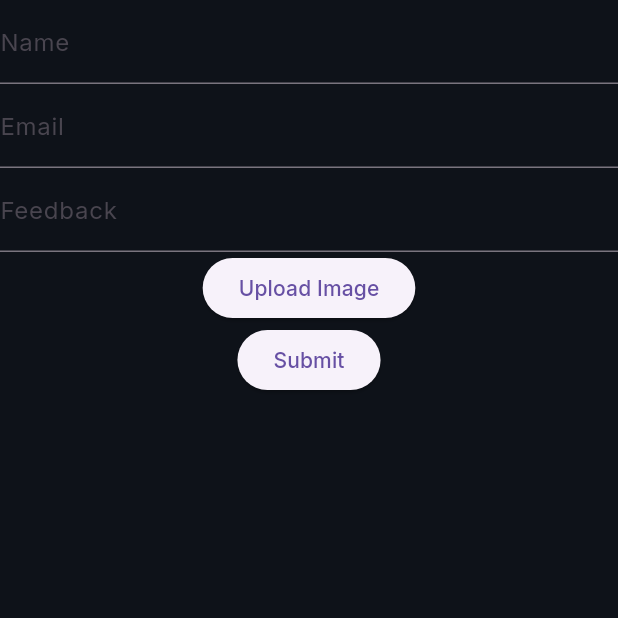
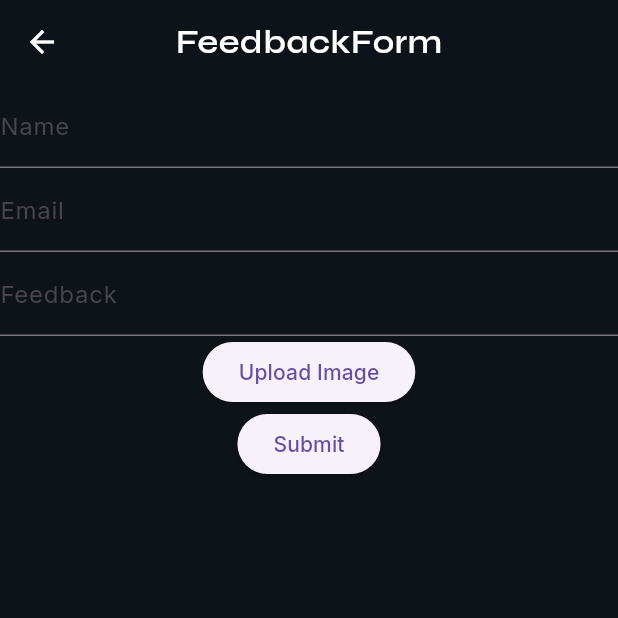
Before and after one commit to ru-dr/v4, a Flutter app: the FeedbackForm screen opened directly, on a phone screen of 412 x 824 dp, the top half of it. Run offline on Flutter 3.47's test engine with Material 3 defaults, Android fonts, the phone set to English and light mode, and no system bars; our stand-ins replace appwrite, dropdown_button2, flutter_svg, geocoding, geolocator, get and 3 more; missing offline and left inert: cloudinary_public, flutter_google_places_hoc081098, google_maps_webservice, shake; network calls fail.

Commit message:
Add FeedbackForm and navigation to Feedback page

```diff
--- a/lib/main.dart
+++ b/lib/main.dart
@@ -9,12 +9,14 @@ import 'package:v4/screens/hospital/hospital.dart';
 import 'package:v4/screens/emergency/emergency.dart';
 import 'package:v4/screens/ticket/ticket.dart';
 import 'package:v4/screens/explore/explore.dart';
+import 'package:v4/screens/feedback/feedback.dart';
 import 'package:v4/screens/auth/auth.dart';
 import 'package:v4/controllers/location_controller.dart';
 import 'package:v4/screens/auth/api/auth_api.dart';
 import 'package:v4/screens/auth/pages/login_page.dart';
 import 'package:v4/screens/auth/pages/register_page.dart';
 import 'package:v4/screens/auth/pages/account_page.dart';
+
 
 void main() {
   runApp(
@@ -72,6 +74,7 @@ class MyApp extends StatelessWidget {
         '/ticket': (context) => const Ticket(),
         '/explore': (context) => const Explore(),
         '/login': (context) => const LoginPage(),
+        '/feedback': (context) => const FeedbackForm(),
         '/register': (context) => const RegisterPage(),
         '/account': (context) => const AccountPage(),
       },
--- a/lib/components/Explore/feedbackUploader.dart
+++ b/lib/screens/Feedback/feedback.dart
@@ -1,18 +1,46 @@
 import 'dart:convert';
 import 'dart:io';
+
 import 'package:flutter/material.dart';
 import 'package:http/http.dart' as http;
 import 'package:image_picker/image_picker.dart';
 import 'package:cloudinary_public/cloudinary_public.dart';
 
-class FeedbackForm extends StatefulWidget {
-  const FeedbackForm({super.key});
+class FeedbackForm extends StatelessWidget {
+  const FeedbackForm({Key? key}) : super(key: key);
 
   @override
-  _FeedbackFormState createState() => _FeedbackFormState();
+  Widget build(BuildContext context) {
+    return Scaffold(
+      backgroundColor: const Color(0xff0E1219),
+      appBar: AppBar(
+        title: Text(
+          "FeedbackForm",
+          style: Theme.of(context).textTheme.bodySmall,
+        ),
+        backgroundColor: const Color(0xff0E1219),
+        iconTheme: const IconThemeData(color: Color(0xffffffff)),
+        centerTitle: true,
+        leading: IconButton(
+          icon: const Icon(Icons.arrow_back),
+          onPressed: () {
+            Navigator.pop(context);
+          },
+        ),
+      ),
+      body: const FeedbackFormContent(),
+    );
+  }
 }
 
-class _FeedbackFormState extends State<FeedbackForm> {
+class FeedbackFormContent extends StatefulWidget {
+  const FeedbackFormContent({Key? key}) : super(key: key);
+
+  @override
+  _FeedbackFormContentState createState() => _FeedbackFormContentState();
+}
+
+class _FeedbackFormContentState extends State<FeedbackFormContent> {
   final _formKey = GlobalKey<FormState>();
   final _nameController = TextEditingController();
   final _emailController = TextEditingController();
@@ -59,11 +87,40 @@ class _FeedbackFormState extends State<FeedbackForm> {
           ElevatedButton(
             onPressed: () async {
               final picker = ImagePicker();
-              final pickedFile =
-                  await picker.pickImage(source: ImageSource.gallery);
+              final pickedFile = await showDialog<File>(
+                context: context,
+                builder: (BuildContext context) {
+                  return SimpleDialog(
+                    title: const Text('Select option'),
+                    children: <Widget>[
+                      SimpleDialogOption(
+                        onPressed: () async {
+                          final pickedFile = await picker.pickImage(
+                              source: ImageSource.camera);
+                          if (pickedFile != null) {
+                            Navigator.pop(context, File(pickedFile.path));
+                          }
+                        },
+                        child: const Text('Take a picture'),
+                      ),
+                      SimpleDialogOption(
+                        onPressed: () async {
+                          final pickedFile = await picker.pickImage(
+                              source: ImageSource.gallery);
+                          if (pickedFile != null) {
+                            Navigator.pop(context, File(pickedFile.path));
+                          }
+                        },
+                        child: const Text('Choose from gallery'),
+                      ),
+                    ],
+                  );
+                },
+              );
+
               if (pickedFile != null) {
                 setState(() {
-                  _image = File(pickedFile.path);
+                  _image = pickedFile;
                 });
               }
             },
```
Also changed, not shown: lib/screens/Explore/explore.dart (+7 -5 lines).
